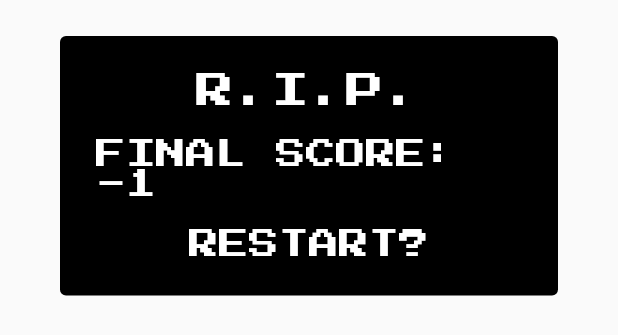
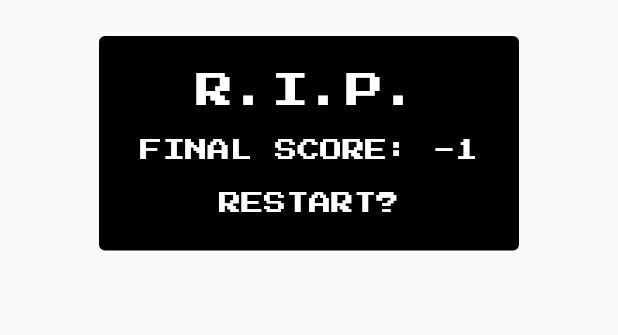
Before and after one commit to simpson-peter/Snek, a Flutter app: the LossDialog widget shown alone on an empty page, opened directly, on a phone screen of 412 x 824 dp. Shown: the top 335 px of the screen. Run offline on Flutter 3.47's test engine with Material 2 defaults, Android fonts, the phone set to English and light mode, and no system bars; missing offline and left inert: flame.

Commit message:
updated loss dialog text size

```diff
--- a/snek/lib/snek_game.dart
+++ b/snek/lib/snek_game.dart
@@ -45,7 +45,7 @@ class SnekGame extends Game with PanDetector {
     RowColPosition(row: 6, col: 3),
     RowColPosition(row: 7, col: 3),
   ];
-  RowColPosition applePosition = RowColPosition(row: 10, col: 3);
+  RowColPosition applePosition = RowColPosition(row: 10, col: 5);
 
   bool firstRun = true;
 
--- a/snek/lib/widgets/loss_dialog.dart
+++ b/snek/lib/widgets/loss_dialog.dart
@@ -39,7 +39,7 @@ class LossDialog extends StatelessWidget {
                 Text(
                   'FINAL SCORE: ' + score.toString(),
                   style: kLossMenuTextStyle.copyWith(
-                    fontSize: 20,
+                    fontSize: 15,
                   ),
                 ),
                 SizedBox(
@@ -48,7 +48,7 @@ class LossDialog extends StatelessWidget {
                 Text(
                   'RESTART?',
                   style: kLossMenuTextStyle.copyWith(
-                    fontSize: 20,
+                    fontSize: 15,
                   ),
                 ),
               ],
```
